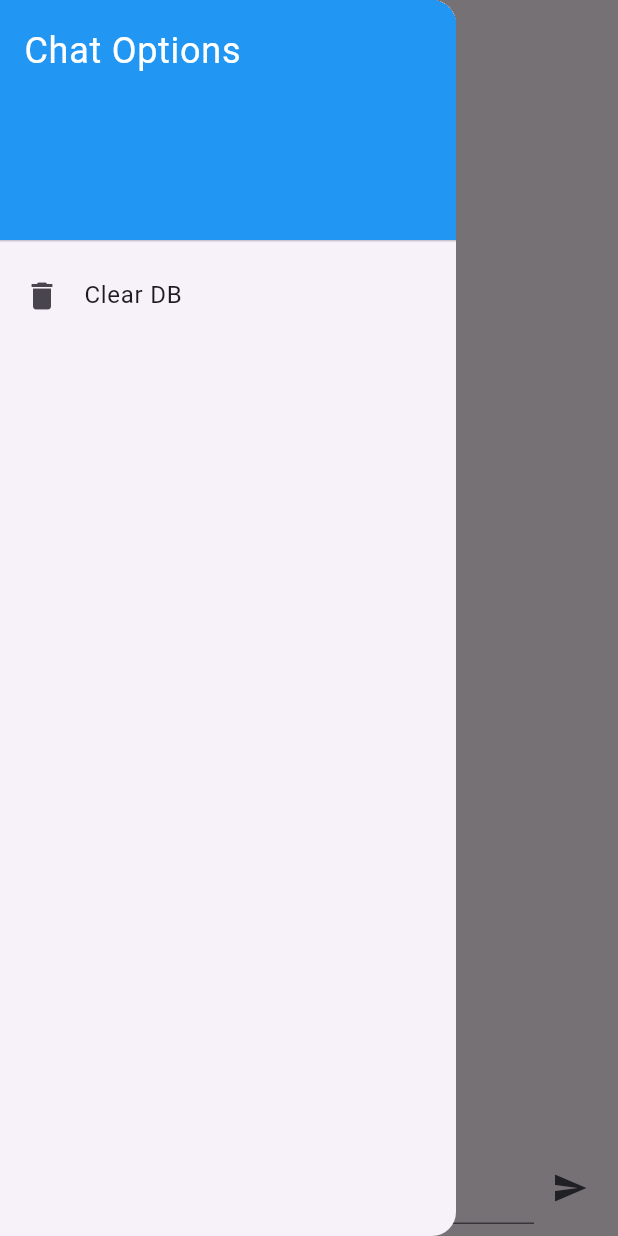
After one commit to Donnie/Finease, a Flutter app: the screen it shows after launch, with the side drawer open, on a phone screen of 412 x 824 dp. The commit adds this screen. Run offline on Flutter 3.47's test engine with Material 3 defaults, Android fonts, the phone set to English and light mode, and no system bars; our stand-ins replace sqflite; accounts and stored records are empty.

Commit message:
v0.0.1 - Rearrange

```diff
--- /dev/null
+++ b/lib/widget/drawer.dart
@@ -0,0 +1,38 @@
+import 'package:flutter/material.dart';
+
+class ChatDrawer extends StatelessWidget {
+  final Function onClearDatabase;
+
+  const ChatDrawer({Key? key, required this.onClearDatabase}) : super(key: key);
+
+  @override
+  Widget build(BuildContext context) {
+    return Drawer(
+      child: ListView(
+        padding: EdgeInsets.zero,
+        children: <Widget>[
+          const DrawerHeader(
+            decoration: BoxDecoration(
+              color: Colors.blue,
+            ),
+            child: Text(
+              'Chat Options',
+              style: TextStyle(
+                color: Colors.white,
+                fontSize: 24,
+              ),
+            ),
+          ),
+          ListTile(
+            leading: const Icon(Icons.delete),
+            title: const Text('Clear DB'),
+            onTap: () {
+              Navigator.pop(context); // Close the drawer
+              onClearDatabase();
+            },
+          ),
+        ],
+      ),
+    );
+  }
+}
```
Also changed, not shown: lib/chat.dart (+3 -26 lines).
